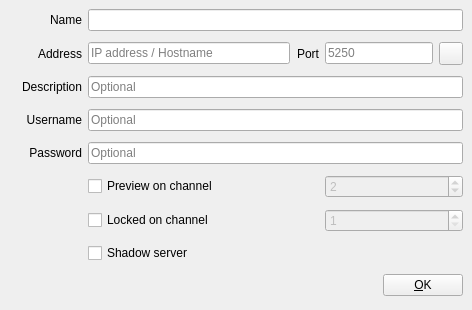
First picture: the form in src/Widgets/DeviceDialog.ui, repository CasparCG/client, before the edit.
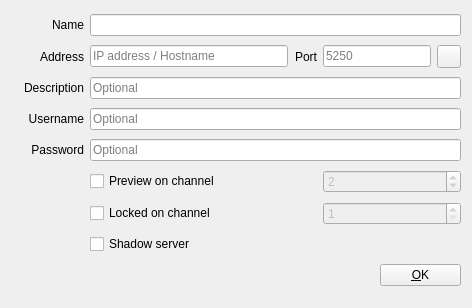
Second picture: the form after the edit. Icons and pictures are not drawn.

Commit message: Fixed minor layout glitches.

Patch:
```diff
--- a/src/Widgets/DeviceDialog.ui
+++ b/src/Widgets/DeviceDialog.ui
@@ -7,97 +7,25 @@
     <x>0</x>
     <y>0</y>
     <width>472</width>
-    <height>310</height>
+    <height>308</height>
    </rect>
   </property>
   <property name="minimumSize">
    <size>
     <width>472</width>
-    <height>310</height>
+    <height>308</height>
    </size>
   </property>
   <property name="maximumSize">
    <size>
     <width>472</width>
-    <height>310</height>
+    <height>308</height>
    </size>
   </property>
   <property name="windowTitle">
    <string>New CasparCG Server</string>
   </property>
   <layout class="QGridLayout" name="gridLayout">
-   <property name="leftMargin">
-    <number>9</number>
-   </property>
-   <property name="topMargin">
-    <number>4</number>
-   </property>
-   <property name="rightMargin">
-    <number>9</number>
-   </property>
-   <property name="bottomMargin">
-    <number>4</number>
-   </property>
-   <item row="4" column="1">
-    <widget class="QLabel" name="labelPassword">
-     <property name="text">
-      <string>Password</string>
-     </property>
-     <property name="alignment">
-      <set>Qt::AlignRight|Qt::AlignTrailing|Qt::AlignVCenter</set>
-     </property>
-    </widget>
-   </item>
-   <item row="1" column="1">
-    <widget class="QLabel" name="labelAddress">
-     <property name="text">
-      <string>Address</string>
-     </property>
-     <property name="alignment">
-      <set>Qt::AlignRight|Qt::AlignTrailing|Qt::AlignVCenter</set>
-     </property>
-    </widget>
-   </item>
-   <item row="8" column="3" colspan="3">
-    <layout class="QHBoxLayout" name="horizontalLayout">
-     <item>
-      <spacer name="horizontalSpacer">
-       <property name="orientation">
-        <enum>Qt::Horizontal</enum>
-       </property>
-       <property name="sizeHint" stdset="0">
-        <size>
-         <width>40</width>
-         <height>20</height>
-        </size>
-       </property>
-      </spacer>
-     </item>
-     <item>
-      <widget class="QPushButton" name="pushButtonOk">
-       <property name="focusPolicy">
-        <enum>Qt::NoFocus</enum>
-       </property>
-       <property name="text">
-        <string>&amp;OK</string>
-       </property>
-       <property name="shortcut">
-        <string>Alt+O</string>
-       </property>
-      </widget>
-     </item>
-    </layout>
-   </item>
-   <item row="0" column="1">
-    <widget class="QLabel" name="labelDeviceName">
-     <property name="text">
-      <string>Name</string>
-     </property>
-     <property name="alignment">
-      <set>Qt::AlignRight|Qt::AlignTrailing|Qt::AlignVCenter</set>
-     </property>
-    </widget>
-   </item>
    <item row="0" column="0" rowspan="2">
     <widget class="QLabel" name="labelDeviceIcon">
      <property name="text">
@@ -111,6 +39,29 @@
      </property>
     </widget>
    </item>
+   <item row="0" column="1">
+    <widget class="QLabel" name="labelDeviceName">
+     <property name="text">
+      <string>Name</string>
+     </property>
+     <property name="alignment">
+      <set>Qt::AlignRight|Qt::AlignTrailing|Qt::AlignVCenter</set>
+     </property>
+    </widget>
+   </item>
+   <item row="0" column="2" colspan="5">
+    <widget class="QLineEdit" name="lineEditDeviceName"/>
+   </item>
+   <item row="1" column="1">
+    <widget class="QLabel" name="labelAddress">
+     <property name="text">
+      <string>Address</string>
+     </property>
+     <property name="alignment">
+      <set>Qt::AlignRight|Qt::AlignTrailing|Qt::AlignVCenter</set>
+     </property>
+    </widget>
+   </item>
    <item row="1" column="2">
     <widget class="QLineEdit" name="lineEditAddress">
      <property name="placeholderText">
@@ -118,95 +69,6 @@
      </property>
     </widget>
    </item>
-   <item row="2" column="2" colspan="4">
-    <widget class="QLineEdit" name="lineEditDescription">
-     <property name="placeholderText">
-      <string>Optional</string>
-     </property>
-    </widget>
-   </item>
-   <item row="3" column="2" colspan="4">
-    <widget class="QLineEdit" name="lineEditUsername">
-     <property name="placeholderText">
-      <string>Optional</string>
-     </property>
-    </widget>
-   </item>
-   <item row="4" column="2" colspan="4">
-    <widget class="QLineEdit" name="lineEditPassword">
-     <property name="echoMode">
-      <enum>QLineEdit::Password</enum>
-     </property>
-     <property name="placeholderText">
-      <string>Optional</string>
-     </property>
-    </widget>
-   </item>
-   <item row="7" column="2">
-    <widget class="QCheckBox" name="checkBoxShadow">
-     <property name="text">
-      <string>Shadow server</string>
-     </property>
-    </widget>
-   </item>
-   <item row="1" column="5">
-    <widget class="QToolButton" name="toolButtonTestConnection">
-     <property name="focusPolicy">
-      <enum>Qt::NoFocus</enum>
-     </property>
-     <property name="toolTip">
-      <string>Test Connection</string>
-     </property>
-     <property name="shortcut">
-      <string>Alt+O</string>
-     </property>
-    </widget>
-   </item>
-   <item row="6" column="4" colspan="2">
-    <widget class="QSpinBox" name="spinBoxLockedChannel">
-     <property name="enabled">
-      <bool>false</bool>
-     </property>
-     <property name="sizePolicy">
-      <sizepolicy hsizetype="Expanding" vsizetype="Fixed">
-       <horstretch>0</horstretch>
-       <verstretch>0</verstretch>
-      </sizepolicy>
-     </property>
-     <property name="minimum">
-      <number>1</number>
-     </property>
-     <property name="value">
-      <number>1</number>
-     </property>
-    </widget>
-   </item>
-   <item row="5" column="4" colspan="2">
-    <widget class="QSpinBox" name="spinBoxPreviewChannel">
-     <property name="enabled">
-      <bool>false</bool>
-     </property>
-     <property name="sizePolicy">
-      <sizepolicy hsizetype="Expanding" vsizetype="Fixed">
-       <horstretch>0</horstretch>
-       <verstretch>0</verstretch>
-      </sizepolicy>
-     </property>
-     <property name="minimum">
-      <number>1</number>
-     </property>
-     <property name="value">
-      <number>2</number>
-     </property>
-    </widget>
-   </item>
-   <item row="6" column="2">
-    <widget class="QCheckBox" name="checkBoxLocked">
-     <property name="text">
-      <string>Locked on channel</string>
-     </property>
-    </widget>
-   </item>
    <item row="1" column="3">
     <widget class="QLabel" name="labelPort">
      <property name="text">
@@ -217,7 +79,7 @@
      </property>
     </widget>
    </item>
-   <item row="1" column="4">
+   <item row="1" column="4" colspan="2">
     <widget class="QLineEdit" name="lineEditPort">
      <property name="sizePolicy">
       <sizepolicy hsizetype="Maximum" vsizetype="Fixed">
@@ -233,16 +95,19 @@
      </property>
     </widget>
    </item>
-   <item row="5" column="2">
-    <widget class="QCheckBox" name="checkBoxPreview">
-     <property name="text">
-      <string>Preview on channel</string>
+   <item row="1" column="6">
+    <widget class="QToolButton" name="toolButtonTestConnection">
+     <property name="focusPolicy">
+      <enum>Qt::NoFocus</enum>
+     </property>
+     <property name="toolTip">
+      <string>Test Connection</string>
+     </property>
+     <property name="shortcut">
+      <string>Alt+O</string>
      </property>
     </widget>
    </item>
-   <item row="0" column="2" colspan="4">
-    <widget class="QLineEdit" name="lineEditDeviceName"/>
-   </item>
    <item row="2" column="1">
     <widget class="QLabel" name="labelDescription">
      <property name="text">
@@ -253,6 +118,13 @@
      </property>
     </widget>
    </item>
+   <item row="2" column="2" colspan="5">
+    <widget class="QLineEdit" name="lineEditDescription">
+     <property name="placeholderText">
+      <string>Optional</string>
+     </property>
+    </widget>
+   </item>
    <item row="3" column="1">
     <widget class="QLabel" name="labelUsername">
      <property name="text">
@@ -263,6 +135,118 @@
      </property>
     </widget>
    </item>
+   <item row="3" column="2" colspan="5">
+    <widget class="QLineEdit" name="lineEditUsername">
+     <property name="placeholderText">
+      <string>Optional</string>
+     </property>
+    </widget>
+   </item>
+   <item row="4" column="1">
+    <widget class="QLabel" name="labelPassword">
+     <property name="text">
+      <string>Password</string>
+     </property>
+     <property name="alignment">
+      <set>Qt::AlignRight|Qt::AlignTrailing|Qt::AlignVCenter</set>
+     </property>
+    </widget>
+   </item>
+   <item row="4" column="2" colspan="5">
+    <widget class="QLineEdit" name="lineEditPassword">
+     <property name="echoMode">
+      <enum>QLineEdit::Password</enum>
+     </property>
+     <property name="placeholderText">
+      <string>Optional</string>
+     </property>
+    </widget>
+   </item>
+   <item row="5" column="2" colspan="2">
+    <widget class="QCheckBox" name="checkBoxPreview">
+     <property name="text">
+      <string>Preview on channel</string>
+     </property>
+    </widget>
+   </item>
+   <item row="5" column="4" colspan="3">
+    <widget class="QSpinBox" name="spinBoxPreviewChannel">
+     <property name="enabled">
+      <bool>false</bool>
+     </property>
+     <property name="sizePolicy">
+      <sizepolicy hsizetype="Expanding" vsizetype="Fixed">
+       <horstretch>0</horstretch>
+       <verstretch>0</verstretch>
+      </sizepolicy>
+     </property>
+     <property name="minimum">
+      <number>1</number>
+     </property>
+     <property name="value">
+      <number>2</number>
+     </property>
+    </widget>
+   </item>
+   <item row="6" column="2" colspan="2">
+    <widget class="QCheckBox" name="checkBoxLocked">
+     <property name="text">
+      <string>Locked on channel</string>
+     </property>
+    </widget>
+   </item>
+   <item row="6" column="4" colspan="3">
+    <widget class="QSpinBox" name="spinBoxLockedChannel">
+     <property name="enabled">
+      <bool>false</bool>
+     </property>
+     <property name="sizePolicy">
+      <sizepolicy hsizetype="Expanding" vsizetype="Fixed">
+       <horstretch>0</horstretch>
+       <verstretch>0</verstretch>
+      </sizepolicy>
+     </property>
+     <property name="minimum">
+      <number>1</number>
+     </property>
+     <property name="value">
+      <number>1</number>
+     </property>
+    </widget>
+   </item>
+   <item row="7" column="2" colspan="2">
+    <widget class="QCheckBox" name="checkBoxShadow">
+     <property name="text">
+      <string>Shadow server</string>
+     </property>
+    </widget>
+   </item>
+   <item row="8" column="2" colspan="3">
+    <spacer name="horizontalSpacer">
+     <property name="orientation">
+      <enum>Qt::Horizontal</enum>
+     </property>
+     <property name="sizeHint" stdset="0">
+      <size>
+       <width>211</width>
+       <height>25</height>
+      </size>
+     </property>
+    </spacer>
+   </item>
+   <item row="8" column="5" colspan="2">
+    <widget class="QPushButton" name="pushButtonOk">
+     <property name="focusPolicy">
+      <enum>Qt::NoFocus</enum>
+     </property>
+     <property name="text">
+      <string>&amp;OK</string>
+     </property>
+     <property name="shortcut">
+      <string>Alt+O</string>
+     </property>
+    </widget>
+   </item>
   </layout>
  </widget>
  <tabstops>
```
The commit also changes 8 other files.
